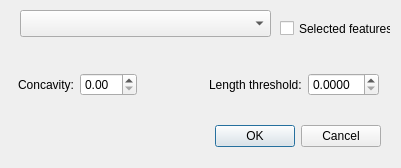
Old version of the form concaveman_qgis_dialog_base.ui in the repository alexlipovka/concaveman_qgis.
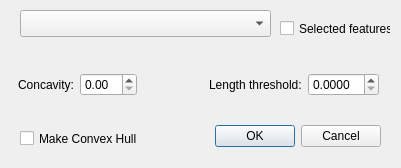
New version of the form. Custom widgets are drawn as their Qt base class.

Patch:
```diff
--- a/concaveman_qgis_dialog_base.ui
+++ b/concaveman_qgis_dialog_base.ui
@@ -115,6 +115,19 @@
     <bool>true</bool>
    </property>
   </widget>
+  <widget class="QCheckBox" name="chkConvex">
+   <property name="geometry">
+    <rect>
+     <x>20</x>
+     <y>130</y>
+     <width>151</width>
+     <height>17</height>
+    </rect>
+   </property>
+   <property name="text">
+    <string>Make Convex Hull</string>
+   </property>
+  </widget>
  </widget>
  <customwidgets>
   <customwidget>
```
